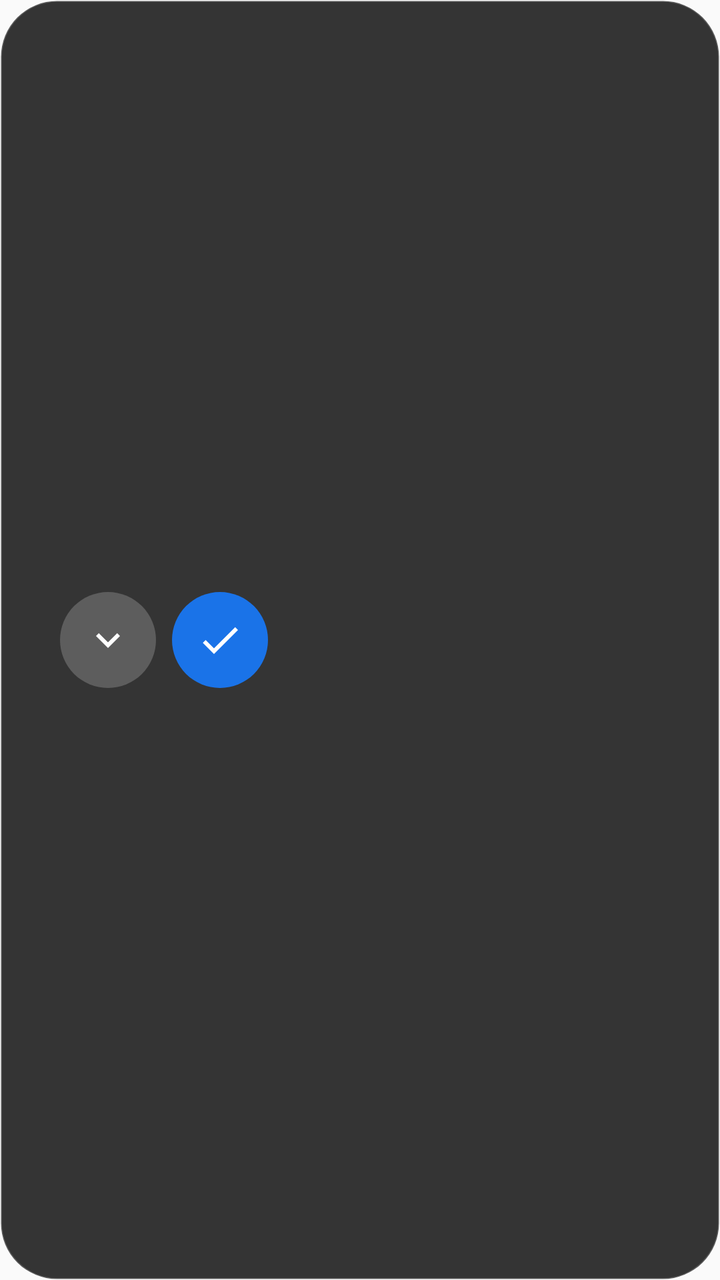
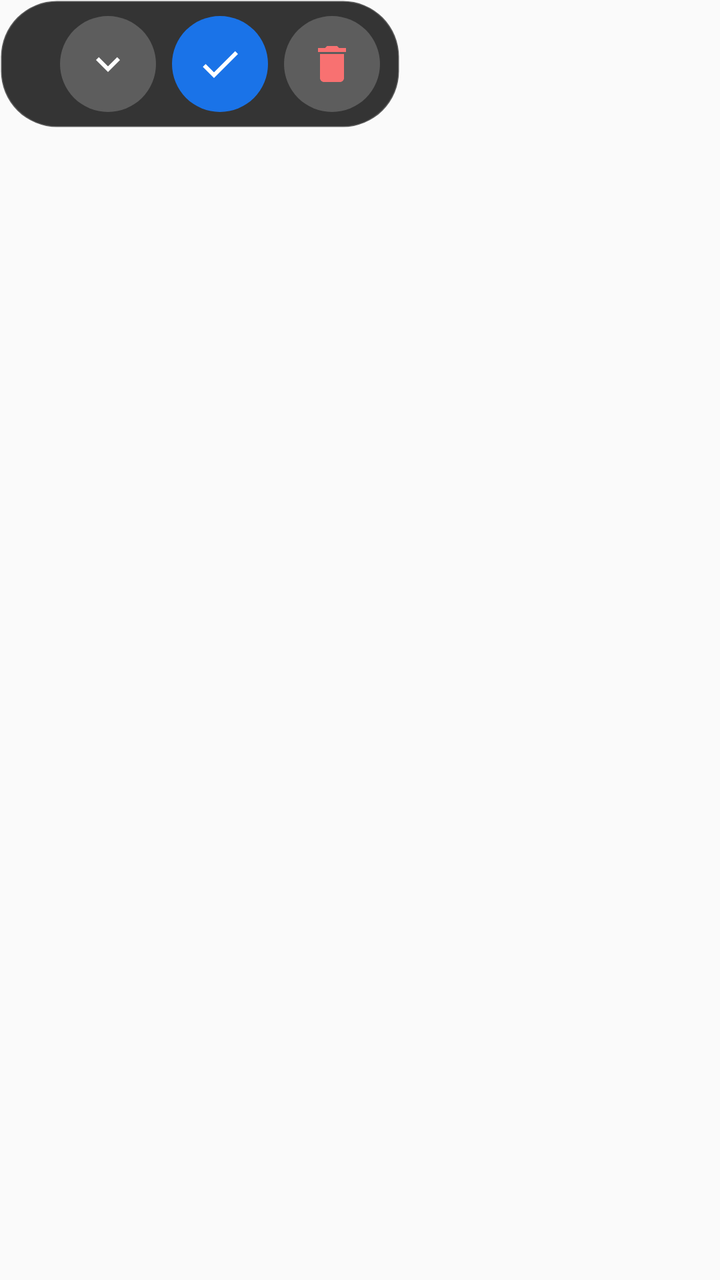

The first picture is an Android layout as it rendered before a commit; the second is the same layout after the commit. The layout source and the unified diff follow.
<!-- AndroidManifest.xml: application theme Theme.Screenshot3 -->
<!-- res/layout/overlay_scroll_toolbar.xml -->
<?xml version="1.0" encoding="utf-8"?>
<LinearLayout xmlns:android="http://schemas.android.com/apk/res/android"
    android:layout_width="wrap_content"
    android:layout_height="64dp"
    android:background="@drawable/scroll_toolbar_background"
    android:gravity="center_vertical"
    android:orientation="horizontal"
    android:paddingStart="16dp"
    android:paddingEnd="10dp">

    <TextView
        android:id="@+id/toolbarLabel"
        android:layout_width="wrap_content"
        android:layout_height="wrap_content"
        android:layout_marginEnd="14dp"
        android:ellipsize="end"
        android:maxLines="1"
        android:maxWidth="200dp"
        android:textColor="@android:color/white"
        android:textSize="15sp"
        android:textStyle="bold" />

    <ImageButton
        android:id="@+id/toolbarScrollMoreButton"
        android:layout_width="48dp"
        android:layout_height="48dp"
        android:layout_marginEnd="8dp"
        android:background="@drawable/toolbar_button_circle"
        android:contentDescription="@string/scroll_more_button"
        android:padding="12dp"
        android:scaleType="fitCenter"
        android:src="@drawable/ic_scroll_down"
        android:tint="@android:color/white" />

    <ImageButton
        android:id="@+id/toolbarDoneButton"
        android:layout_width="48dp"
        android:layout_height="48dp"
        android:background="@drawable/toolbar_button_circle_accent"
        android:contentDescription="@string/scroll_capture_started"
        android:padding="12dp"
        android:scaleType="fitCenter"
        android:src="@drawable/ic_done"
        android:tint="@android:color/white" />

</LinearLayout>
<!-- resources referenced by this layout -->
<resources>
  <!-- drawable ic_done (drawable) -->
  <vector xmlns:android="http://schemas.android.com/apk/res/android"
      android:width="24dp"
      android:height="24dp"
      android:viewportWidth="24"
      android:viewportHeight="24">
      <path
          android:fillColor="#FF000000"
          android:pathData="M9,16.17L4.83,12l-1.42,1.41L9,19L21,7l-1.41,-1.41z" />
  </vector>
  <!-- drawable ic_scroll_down (drawable) -->
  <vector xmlns:android="http://schemas.android.com/apk/res/android"
      android:width="24dp"
      android:height="24dp"
      android:viewportWidth="24"
      android:viewportHeight="24">
      <path
          android:fillColor="#FF000000"
          android:pathData="M7.41,8.59L12,13.17l4.59,-4.58L18,10l-6,6l-6,-6z" />
  </vector>
  <!-- drawable scroll_toolbar_background (drawable) -->
  <?xml version="1.0" encoding="utf-8"?>
  <shape xmlns:android="http://schemas.android.com/apk/res/android"
      android:shape="rectangle">
      <corners android:radius="28dp" />
      <solid android:color="#E6202020" />
      <stroke
          android:width="1dp"
          android:color="#30FFFFFF" />
  </shape>
  <!-- drawable toolbar_button_circle (drawable) -->
  <?xml version="1.0" encoding="utf-8"?>
  <ripple xmlns:android="http://schemas.android.com/apk/res/android"
      android:color="#40FFFFFF">
      <item>
          <shape android:shape="oval">
              <solid android:color="#33FFFFFF" />
          </shape>
      </item>
  </ripple>
  <!-- drawable toolbar_button_circle_accent (drawable) -->
  <?xml version="1.0" encoding="utf-8"?>
  <ripple xmlns:android="http://schemas.android.com/apk/res/android"
      android:color="#66FFFFFF">
      <item>
          <shape android:shape="oval">
              <solid android:color="#1A73E8" />
          </shape>
      </item>
  </ripple>
  <string name="scroll_capture_started">Tap ↓ to scroll &amp; capture more, or ✓ to save</string>
  <string name="scroll_more_button">Scroll down and capture more</string>
  <style name="Theme.Screenshot3" parent="android:Theme.Material.Light.NoActionBar" />
</resources>

<!-- the commit's change to res/layout/overlay_scroll_toolbar.xml (unified diff, before → after) -->
@@ -1,46 +1,87 @@
 <?xml version="1.0" encoding="utf-8"?>
 <LinearLayout xmlns:android="http://schemas.android.com/apk/res/android"
     android:layout_width="wrap_content"
-    android:layout_height="64dp"
-    android:background="@drawable/scroll_toolbar_background"
-    android:gravity="center_vertical"
-    android:orientation="horizontal"
-    android:paddingStart="16dp"
-    android:paddingEnd="10dp">
+    android:layout_height="wrap_content"
+    android:orientation="vertical">
 
-    <TextView
-        android:id="@+id/toolbarLabel"
+    
+    <FrameLayout
+        android:id="@+id/toolbarPreviewCard"
         android:layout_width="wrap_content"
         android:layout_height="wrap_content"
-        android:layout_marginEnd="14dp"
-        android:ellipsize="end"
-        android:maxLines="1"
-        android:maxWidth="200dp"
-        android:textColor="@android:color/white"
-        android:textSize="15sp"
-        android:textStyle="bold" />
+        android:layout_gravity="start"
+        android:layout_marginStart="6dp"
+        android:layout_marginBottom="8dp"
+        android:background="@drawable/preview_card_background"
+        android:padding="4dp"
+        android:visibility="gone">
 
-    <ImageButton
-        android:id="@+id/toolbarScrollMoreButton"
-        android:layout_width="48dp"
-        android:layout_height="48dp"
-        android:layout_marginEnd="8dp"
-        android:background="@drawable/toolbar_button_circle"
-        android:contentDescription="@string/scroll_more_button"
-        android:padding="12dp"
-        android:scaleType="fitCenter"
-        android:src="@drawable/ic_scroll_down"
-        android:tint="@android:color/white" />
+        <ImageView
+            android:id="@+id/toolbarThumbnail"
+            android:layout_width="wrap_content"
+            android:layout_height="wrap_content"
+            android:contentDescription="@string/scroll_capture_started"
+            android:scaleType="fitCenter" />
+    </FrameLayout>
 
-    <ImageButton
-        android:id="@+id/toolbarDoneButton"
-        android:layout_width="48dp"
-        android:layout_height="48dp"
-        android:background="@drawable/toolbar_button_circle_accent"
-        android:contentDescription="@string/scroll_capture_started"
-        android:padding="12dp"
-        android:scaleType="fitCenter"
-        android:src="@drawable/ic_done"
-        android:tint="@android:color/white" />
+    
+    <LinearLayout
+        android:id="@+id/toolbarActionRow"
+        android:layout_width="wrap_content"
+        android:layout_height="64dp"
+        android:background="@drawable/scroll_toolbar_background"
+        android:gravity="center_vertical"
+        android:orientation="horizontal"
+        android:paddingStart="16dp"
+        android:paddingEnd="10dp">
+
+        <TextView
+            android:id="@+id/toolbarLabel"
+            android:layout_width="wrap_content"
+            android:layout_height="wrap_content"
+            android:layout_marginEnd="14dp"
+            android:ellipsize="end"
+            android:maxLines="1"
+            android:maxWidth="200dp"
+            android:textColor="@android:color/white"
+            android:textSize="15sp"
+            android:textStyle="bold" />
+
+        <ImageButton
+            android:id="@+id/toolbarScrollMoreButton"
+            android:layout_width="48dp"
+            android:layout_height="48dp"
+            android:layout_marginEnd="8dp"
+            android:background="@drawable/toolbar_button_circle"
+            android:contentDescription="@string/scroll_more_button"
+            android:padding="12dp"
+            android:scaleType="fitCenter"
+            android:src="@drawable/ic_scroll_down"
+            android:tint="@android:color/white" />
+
+        <ImageButton
+            android:id="@+id/toolbarDoneButton"
+            android:layout_width="48dp"
+            android:layout_height="48dp"
+            android:layout_marginEnd="8dp"
+            android:background="@drawable/toolbar_button_circle_accent"
+            android:contentDescription="@string/scroll_capture_started"
+            android:padding="12dp"
+            android:scaleType="fitCenter"
+            android:src="@drawable/ic_done"
+            android:tint="@android:color/white" />
+
+        <ImageButton
+            android:id="@+id/toolbarDeleteButton"
+            android:layout_width="48dp"
+            android:layout_height="48dp"
+            android:background="@drawable/toolbar_button_circle"
+            android:contentDescription="@string/delete_button"
+            android:padding="12dp"
+            android:scaleType="fitCenter"
+            android:src="@drawable/ic_delete"
+            android:tint="#FFF87171" />
+
+    </LinearLayout>
 
 </LinearLayout>
<!-- resource entries referenced after the edit -->
@@ -1,5 +1,15 @@
 <!-- resources referenced by this layout -->
 <resources>
+  <!-- drawable ic_delete (drawable) -->
+  <vector xmlns:android="http://schemas.android.com/apk/res/android"
+      android:width="24dp"
+      android:height="24dp"
+      android:viewportWidth="24"
+      android:viewportHeight="24">
+      <path
+          android:fillColor="#FF000000"
+          android:pathData="M6,19c0,1.1 0.9,2 2,2h8c1.1,0 2,-0.9 2,-2V7H6v12zM19,4h-3.5l-1,-1h-5l-1,1H5v2h14V4z" />
+  </vector>
   <!-- drawable ic_done (drawable) -->
   <vector xmlns:android="http://schemas.android.com/apk/res/android"
       android:width="24dp"
@@ -20,6 +30,16 @@
           android:fillColor="#FF000000"
           android:pathData="M7.41,8.59L12,13.17l4.59,-4.58L18,10l-6,6l-6,-6z" />
   </vector>
+  <!-- drawable preview_card_background (drawable) -->
+  <?xml version="1.0" encoding="utf-8"?>
+  <shape xmlns:android="http://schemas.android.com/apk/res/android"
+      android:shape="rectangle">
+      <corners android:radius="14dp" />
+      <solid android:color="#FFFFFFFF" />
+      <stroke
+          android:width="1dp"
+          android:color="#22000000" />
+  </shape>
   <!-- drawable scroll_toolbar_background (drawable) -->
   <?xml version="1.0" encoding="utf-8"?>
   <shape xmlns:android="http://schemas.android.com/apk/res/android"
@@ -50,6 +70,7 @@
           </shape>
       </item>
   </ripple>
+  <string name="delete_button">Discard capture</string>
   <string name="scroll_capture_started">Tap ↓ to scroll &amp; capture more, or ✓ to save</string>
   <string name="scroll_more_button">Scroll down and capture more</string>
   <style name="Theme.Screenshot3" parent="android:Theme.Material.Light.NoActionBar" />
